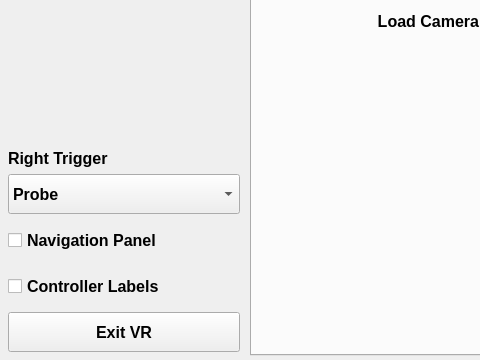
Old version of the form Plugins/OpenVR/pqOpenVRControls.ui in the repository Kitware/ParaView; both pictures show x 0 to 480 and y 340 to 700 of the 960 by 700 pixel window.
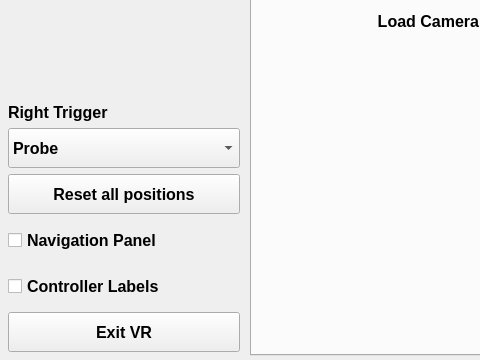
New version of the form. Custom widgets are drawn as their Qt base class.

Commit message: Add ResetPositions feature in OpenVR

What changed in the file:
```diff
--- a/Plugins/OpenVR/pqOpenVRControls.ui
+++ b/Plugins/OpenVR/pqOpenVRControls.ui
@@ -139,6 +139,19 @@
         </item>
        </widget>
       </item>
+      <item>
+       <widget class="QPushButton" name="resetPositionsButton">
+        <property name="minimumSize">
+         <size>
+          <width>0</width>
+          <height>40</height>
+         </size>
+        </property>
+        <property name="text">
+         <string>Reset all positions</string>
+        </property>
+       </widget>
+      </item>
       <item>
        <widget class="QCheckBox" name="navigationPanel">
         <property name="minimumSize">
```
The commit also changes 5 other files.
